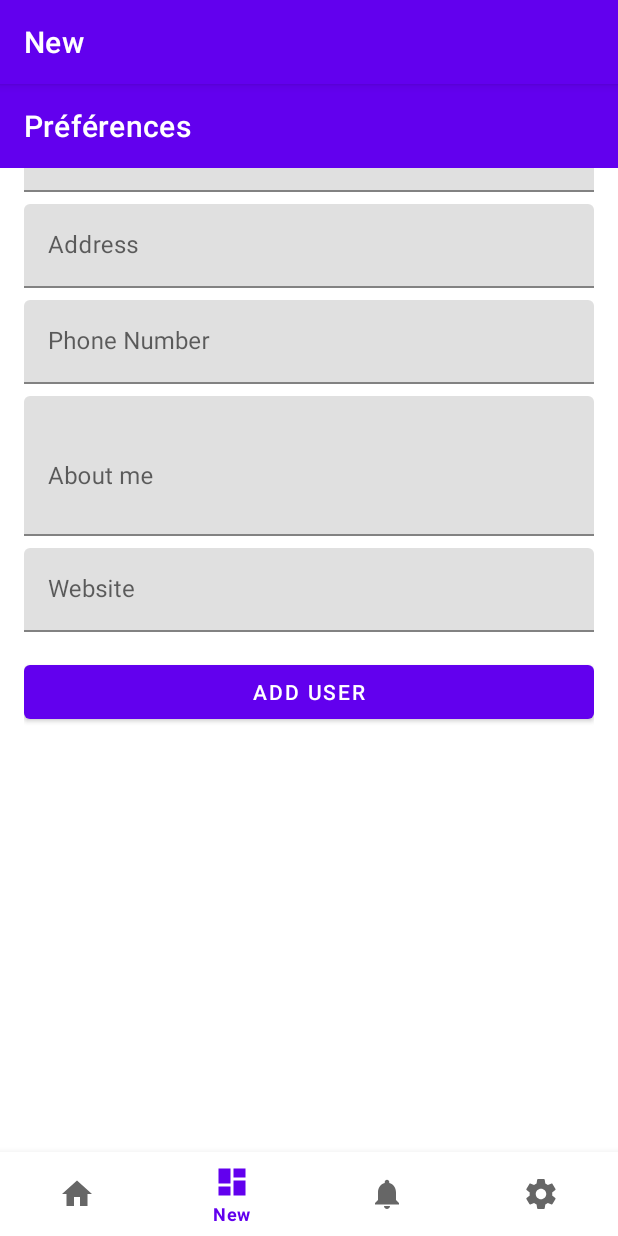
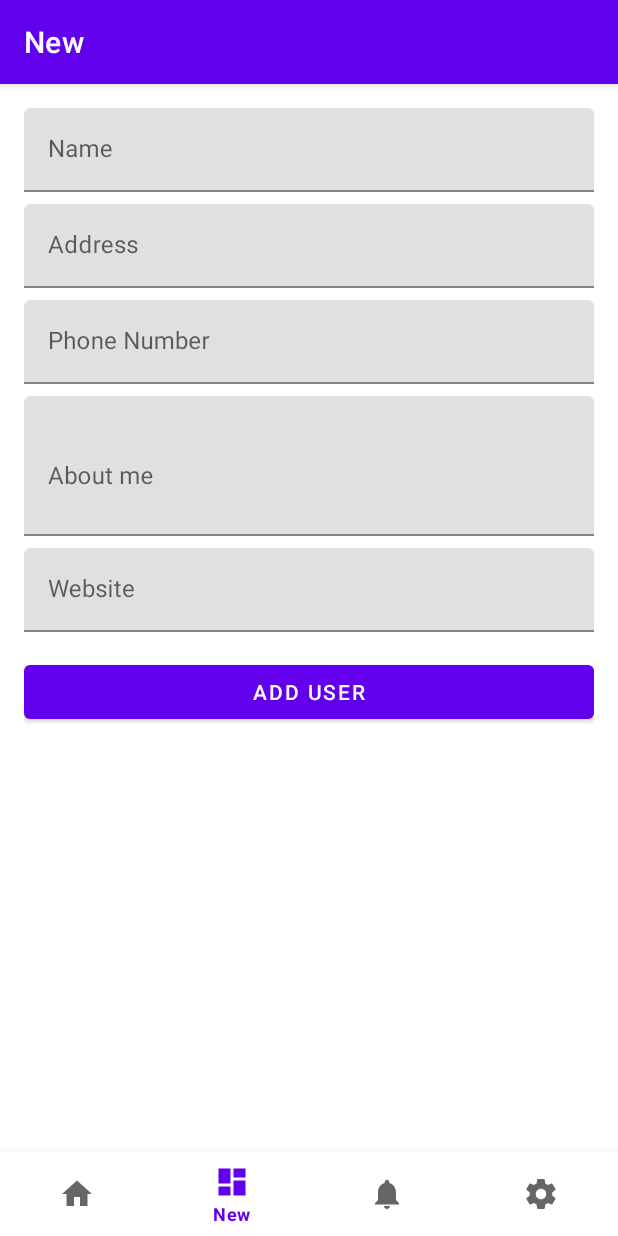
Before and after one commit to eamosse/handymen_advanced, an Android app: the screen it shows after launch (MainActivity), item 2 of the bottom bar chosen, on a phone screen of 412 x 824 dp. Run offline under Robolectric (Android 15) with nearby library versions, the phone set to English and light mode, and no system bars; our stand-ins replace Dagger/Hilt's generated code, Room's generated code, navigation-ui; pictures from the network do not load.

Commit message:
add: switch for database or memory - SharedPreferences storage

```diff
--- a/app/src/main/java/com/vama/android/handymen/MainActivity.kt
+++ b/app/src/main/java/com/vama/android/handymen/MainActivity.kt
@@ -25,11 +25,6 @@ class MainActivity : AppCompatActivity() {
         binding = MainActivityBinding.inflate(layoutInflater)
         setContentView(binding.root)
 
-        supportFragmentManager.beginTransaction()
-            .replace(R.id.container, PreferencesFragment())
-            .addToBackStack(null)
-            .commit()
-
         val navView: BottomNavigationView = binding.navView
 
         // Get NavController from NavHostFragment
--- a/app/src/main/java/com/vama/android/handymen/ui/preferences/PreferencesFragment.kt
+++ b/app/src/main/java/com/vama/android/handymen/ui/preferences/PreferencesFragment.kt
@@ -3,10 +3,11 @@ package com.vama.android.handymen.ui.preferences
 import android.content.Context
 import android.content.SharedPreferences
 import android.os.Bundle
-import android.view.*
+import android.view.LayoutInflater
+import android.view.View
+import android.view.ViewGroup
 import android.widget.Toast
 import androidx.appcompat.widget.SwitchCompat
-import androidx.appcompat.widget.Toolbar
 import androidx.fragment.app.Fragment
 import com.vama.android.handymen.R
 
@@ -24,43 +25,42 @@ class PreferencesFragment : Fragment() {
         container: ViewGroup?,
         savedInstanceState: Bundle?
     ): View? {
-        // Utilisation du layout personnalisé
         return inflater.inflate(R.layout.fragment_preferences, container, false)
     }
 
     override fun onViewCreated(view: View, savedInstanceState: Bundle?) {
-        // Configure la toolbar
-        val toolbar = view.findViewById<Toolbar>(R.id.preferences_toolbar)
-        toolbar?.let {
-            it.setTitle("Préférences")
-            // Pour que le menu soit affiché dans ce fragment
-            setHasOptionsMenu(true)
-        }
+        super.onViewCreated(view, savedInstanceState)
 
-        // Charger les préférences partagées
         prefs = requireContext().getSharedPreferences("app_preferences", Context.MODE_PRIVATE)
         isDatabaseMode = prefs.getBoolean(PREF_MODE_KEY, false)
-    }
 
-    override fun onCreateOptionsMenu(menu: Menu, inflater: MenuInflater) {
-        inflater.inflate(R.menu.menu_mode, menu)
-        val menuItem = menu.findItem(R.id.action_toggle_mode)
-        val modeSwitch = menuItem.actionView as SwitchCompat
+        val switchMode = view.findViewById<SwitchCompat>(R.id.switch_mode)
+        switchMode.isChecked = isDatabaseMode
+        switchMode.text = if (isDatabaseMode) "Mode Database activé" else "Mode Memory activé"
 
-        // Initialise l'état du switch selon la préférence sauvegardée
-        modeSwitch.isChecked = isDatabaseMode
-
-        // Définir le listener pour enregistrer le changement
-        modeSwitch.setOnCheckedChangeListener { _, isChecked ->
+        switchMode.setOnCheckedChangeListener { _, isChecked ->
             isDatabaseMode = isChecked
             prefs.edit().putBoolean(PREF_MODE_KEY, isChecked).apply()
+
             Toast.makeText(
                 requireContext(),
                 if (isChecked) "Mode Database activé" else "Mode Memory activé",
                 Toast.LENGTH_SHORT
             ).show()
-            // Ajoutez ici la logique pour basculer réellement entre les modes, si nécessaire
+
+            if (isChecked) {
+                activateDatabaseMode()
+                switchMode.text = "Mode Database activé"
+            } else {
+                activateMemoryMode()
+                switchMode.text = "Mode Memory activé"
+            }
         }
-        super.onCreateOptionsMenu(menu, inflater)
+    }
+
+    private fun activateDatabaseMode() {
+    }
+
+    private fun activateMemoryMode() {
     }
 }
--- a/app/src/main/res/layout/fragment_preferences.xml
+++ b/app/src/main/res/layout/fragment_preferences.xml
@@ -1,23 +1,23 @@
 <?xml version="1.0" encoding="utf-8"?>
 <LinearLayout xmlns:android="http://schemas.android.com/apk/res/android"
-    xmlns:app="http://schemas.android.com/apk/res-auto"
     android:orientation="vertical"
+    android:padding="16dp"
     android:layout_width="match_parent"
     android:layout_height="match_parent">
 
-    <!-- Toolbar personnalisée pour le fragment de préférences -->
-    <androidx.appcompat.widget.Toolbar
-        android:id="@+id/preferences_toolbar"
-        android:layout_width="match_parent"
-        android:layout_height="?attr/actionBarSize"
-        app:title="Préférences"
-        android:background="?attr/colorPrimary"
-        app:titleTextColor="@android:color/white" />
+    <!-- Switch pour choisir le mode -->
+    <androidx.appcompat.widget.SwitchCompat
+        android:id="@+id/switch_mode"
+        android:layout_width="wrap_content"
+        android:layout_height="wrap_content"
+        android:text="Mode Database activé"
+        android:textSize="16sp" />
 
-    <!-- Conteneur pour les préférences -->
+    <!-- Conteneur pour d'autres préférences ou contenus -->
     <FrameLayout
         android:id="@+id/preferences_container"
         android:layout_width="match_parent"
-        android:layout_height="match_parent" />
+        android:layout_height="match_parent"
+        android:layout_marginTop="16dp" />
 
 </LinearLayout>
--- a/app/src/main/res/menu/bottom_nav_menu.xml
+++ b/app/src/main/res/menu/bottom_nav_menu.xml
@@ -19,6 +19,6 @@
     <item
         android:id="@+id/navigation_settings"
         android:icon="@drawable/ic_settings_black_24dp"
-        android:title="@string/title_favorites" />
+        android:title="@string/title_preferences" />
 
 </menu>
--- a/app/src/main/res/navigation/mobile_navigation.xml
+++ b/app/src/main/res/navigation/mobile_navigation.xml
@@ -22,4 +22,10 @@
         android:name="com.vama.android.handymen.ui.favorites.FavoritesFragment"
         android:label="@string/title_favorites"
         tools:layout="@layout/favorite_users_fragment" />
+
+    <fragment
+        android:id="@+id/navigation_settings"
+        android:name="com.vama.android.handymen.ui.preferences.PreferencesFragment"
+        android:label="@string/title_preferences"
+        tools:layout="@layout/fragment_preferences" />
 </navigation>
--- a/app/src/main/res/values/strings.xml
+++ b/app/src/main/res/values/strings.xml
@@ -34,6 +34,7 @@
     <string name="delete">Delete</string>
     <string name="cancel">Cancel</string>
     <string name="delete_user">Delete user</string>
+    <string name="title_preferences">Preferences</string>
 
 
 </resources>
```
